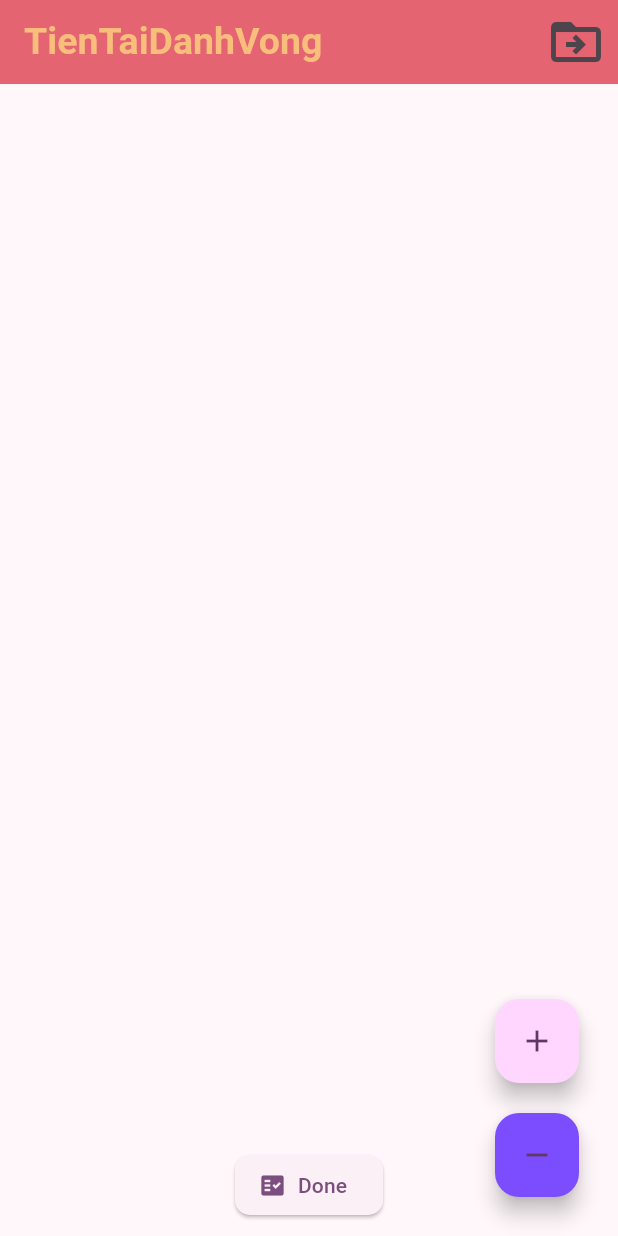
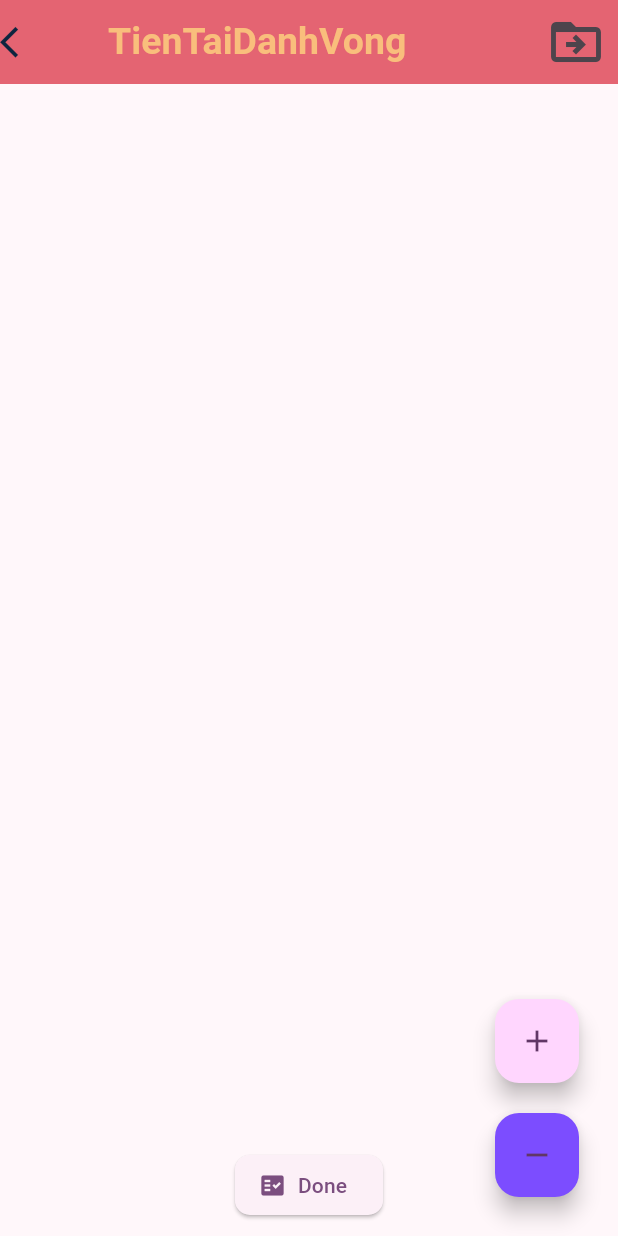
Before and after one commit to DucAnh-Vu-Trinh/Money-and-Fame, a Flutter app: the screen it shows after launch, after a tap on "Create New", on a phone screen of 412 x 824 dp. Run offline on Flutter 3.47's test engine with Material 3 defaults, Android fonts, the phone set to English and light mode, and no system bars; our stand-ins replace file_picker, open_file, shared_preferences, tuple; missing offline and left inert: excel, multi_value_listenable_builder.

Commit message:
fill dark theme

```diff
--- a/lib/CustomWidgets/back_button.dart
+++ b/lib/CustomWidgets/back_button.dart
@@ -3,12 +3,13 @@ import 'package:my_test_app/CustomWidgets/light_colors.dart';
 
 
 class MyBackButton extends StatelessWidget {
-  const MyBackButton({super.key});
+  final String heroTag;
+  const MyBackButton({super.key, required this.heroTag});
 
   @override
   Widget build(BuildContext context) {
     return Hero(
-      tag: 'backButton',
+      tag: heroTag,
         child: GestureDetector(
         onTap: (){
           Navigator.pop(context);
--- a/lib/Pages/first_page.dart
+++ b/lib/Pages/first_page.dart
@@ -1,8 +1,12 @@
 import 'package:flutter/material.dart';
+import 'package:excel/excel.dart';
+import 'package:provider/provider.dart';
+
 import 'package:my_test_app/Functions/handle_excel.dart';
 import 'package:my_test_app/Pages/second_page.dart';
 import 'package:my_test_app/CustomWidgets/light_colors.dart';
-import 'package:excel/excel.dart';
+import 'package:my_test_app/Functions/Preferences/model_theme.dart';
+import 'package:my_test_app/CustomWidgets/back_button.dart';
 
 // ignore: must_be_immutable
 class DynamicItem extends StatelessWidget {
@@ -165,31 +169,15 @@ class _MyHomePageState extends State<MyHomePage> {
       icon: const Icon(Icons.create),
     );
 
-    return MaterialApp(
-      theme: ThemeData (
-        useMaterial3: true,
-        // Define the default brightness and colors.
-        colorScheme: ColorScheme.fromSeed(
-          seedColor: Colors.purple,
-          // ···
-          brightness: Brightness.light,
-        ),
-
-        // Define the default `TextTheme`. Use this to specify the default
-        // text styling for headlines, titles, bodies of text, and more.
-        textTheme: const TextTheme(
-          displayLarge: TextStyle(
-            fontSize: 72,
-            fontWeight: FontWeight.bold,
-          ),
-        ),
-      ),
-      home: Scaffold(
+    return Consumer<ModelTheme>(
+      builder: (context, ModelTheme themeNotifier, child) {
+        return Scaffold(
           appBar: AppBar(
             title: const Text('TienTaiDanhVong',
               style: TextStyle(fontSize: 25.0, fontWeight: FontWeight.w700, color: LightColors.kDarkYellow),),
             backgroundColor: LightColors.kRed,
             surfaceTintColor: LightColors.kDarkYellow,
+            leading: const MyBackButton(heroTag: 'backButtonFirstPage'),
             actions: [
               IconButton(
                 onPressed: changeScreen,
@@ -232,7 +220,8 @@ class _MyHomePageState extends State<MyHomePage> {
               )
             ]
           )
-      ),
+        );
+      }
     );
   }
 }
--- a/lib/Welcome/welcome_page.dart
+++ b/lib/Welcome/welcome_page.dart
@@ -119,7 +119,7 @@ class _WelcomeScreen extends State<WelcomeScreen> {
                 onTap: () {
                   Navigator.push(
                     context,
-                    MaterialPageRoute(builder: (context) => const MyHomePage()),
+                    MaterialPageRoute(builder: (context) =>const MyHomePage()),
                   );
                 },
                 child: const Text('Create New',
--- a/lib/main.dart
+++ b/lib/main.dart
@@ -19,13 +19,24 @@ class MyApp extends StatelessWidget {
       child: Consumer<ModelTheme>(
         builder: (context, ModelTheme themeNotifier, child) {
           return MaterialApp(
-            theme: themeNotifier.isDark?
-              ThemeData(
-                brightness: Brightness.dark,
-              )
-              : ThemeData(
-                brightness: Brightness.light,
+            theme: ThemeData (
+              // useMaterial3: true,
+              // Define the default brightness and colors.
+              colorScheme: ColorScheme.fromSeed(
+                seedColor: Colors.purple,
+                // ···
+                brightness: themeNotifier.isDark ? Brightness.dark : Brightness.light,
               ),
+
+              // Define the default `TextTheme`. Use this to specify the default
+              // text styling for headlines, titles, bodies of text, and more.
+              // textTheme: const TextTheme(
+              //   displayLarge: TextStyle(
+              //     fontSize: 72,
+              //     fontWeight: FontWeight.bold,
+              //   ),
+              // ),
+            ),
             home: const WelcomeScreen(),
           );
         }
```
Also changed, not shown: lib/CustomWidgets/date_form.dart (+13 -7 lines), lib/CustomWidgets/light_colors.dart (+6 -6 lines), lib/CustomWidgets/my_text_field.dart (+9 -6 lines), lib/CustomWidgets/top_container.dart (+11 -9 lines), lib/Pages/second_page.dart (+29 -12 lines), lib/Pages/summary_page.dart (+15 -9 lines), 40 other files. Lines whose indentation alone changed are shown as unchanged.
